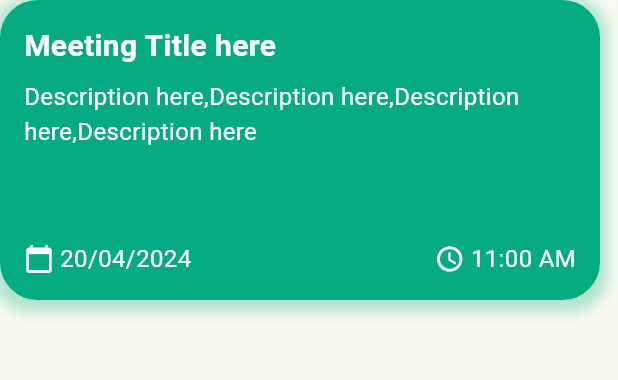
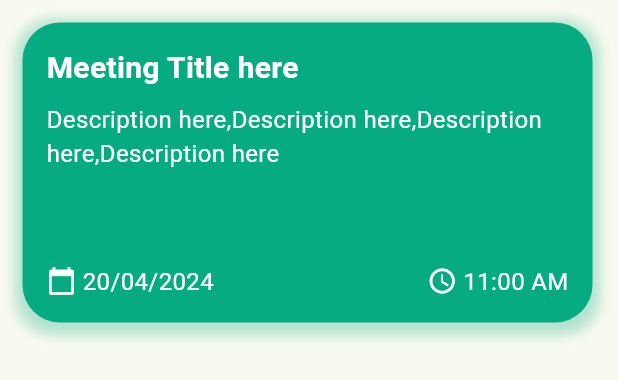
Before and after one commit to MhaamadAli/Cue-App, a Flutter app: the MeetingListCard widget shown alone on an empty page, opened directly, on a phone screen of 412 x 824 dp. Shown: the top 380 px of the screen. Run offline on Flutter 3.47's test engine with Material 3 defaults, Android fonts, the phone set to English and light mode, and no system bars; Roboto replaces fonts that are missing (Lexend).

Commit message:
added margin for the whole widget

```diff
--- a/mobile/lib/screens/Home/widgets/meeting_list_widget.dart
+++ b/mobile/lib/screens/Home/widgets/meeting_list_widget.dart
@@ -7,13 +7,13 @@ class MeetingListCard extends StatelessWidget {
   @override
   Widget build(BuildContext context) {
     return Container(
-      width: 400,
+      width: 380,
       height: 200,
+      margin: const EdgeInsets.all(15),
       padding: const EdgeInsets.all(16),
       decoration: BoxDecoration(
         color: Color(0xFF07AB81),
-        borderRadius: BorderRadius.circular(
-            25),
+        borderRadius: BorderRadius.circular(25),
         boxShadow: [
           BoxShadow(
             color: Color(0xFF07AB81).withOpacity(0.3),
```
